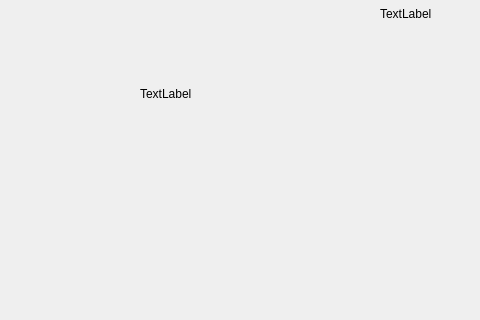
First picture: the form in liunx/CQt/008_Qt_event/widget.ui, repository Pikachuaichicandy/qianrushi_learn, before the edit; both pictures show x 0 to 480 and y 184 to 504 of the 800 by 600 pixel window.
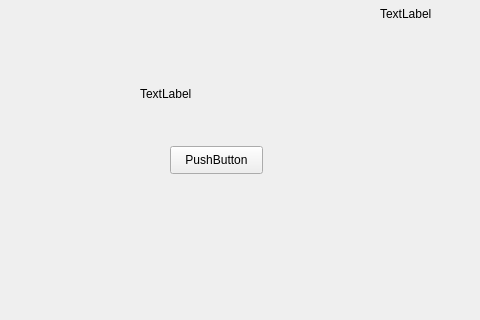
Second picture: the form after the edit.

The edit to the form file:
```diff
--- a/liunx/CQt/008_Qt_event/widget.ui
+++ b/liunx/CQt/008_Qt_event/widget.ui
@@ -49,6 +49,19 @@
     </property>
    </widget>
   </widget>
+  <widget class="QPushButton" name="btn">
+   <property name="geometry">
+    <rect>
+     <x>170</x>
+     <y>330</y>
+     <width>93</width>
+     <height>28</height>
+    </rect>
+   </property>
+   <property name="text">
+    <string>PushButton</string>
+   </property>
+  </widget>
  </widget>
  <resources/>
  <connections/>
```
